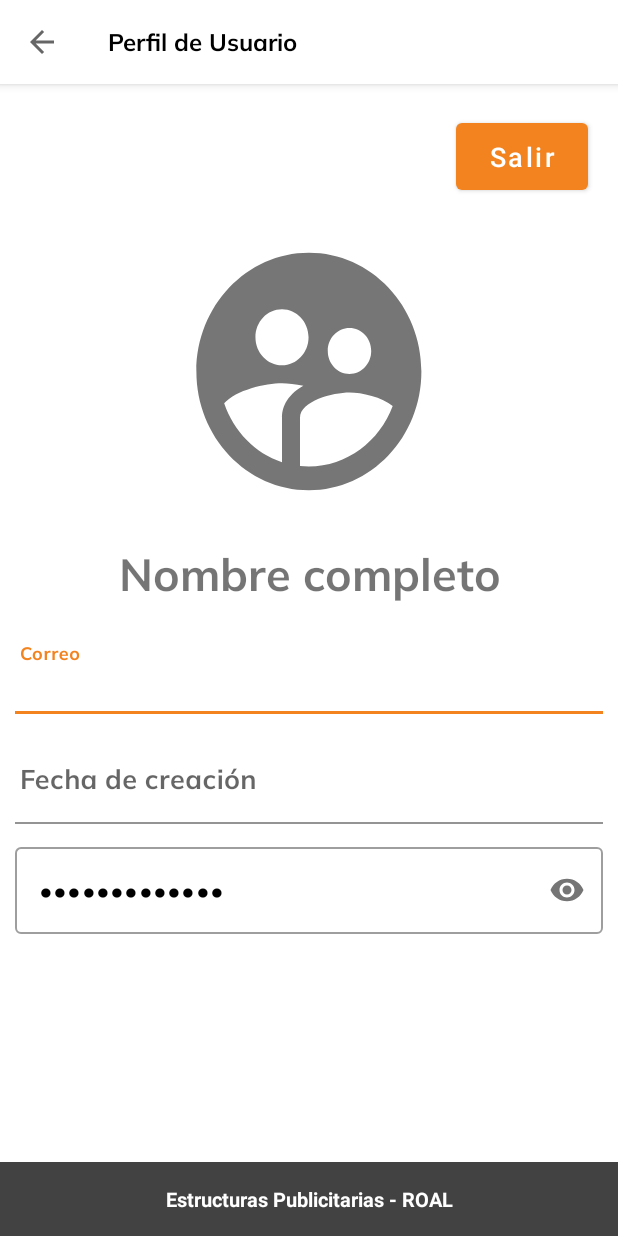
After one commit to PaulGuillen/ROAL-Dev, an Android app: the PerfilActivity screen opened directly, with no data from a screen before it, on a phone screen of 412 x 824 dp. The commit adds this screen. Run offline under Robolectric (Android 15) with nearby library versions, the phone set to English and light mode, and no system bars.

Commit message:
Creating view in PerfilActivity

```diff
--- a/app/src/main/AndroidManifest.xml
+++ b/app/src/main/AndroidManifest.xml
@@ -18,15 +18,23 @@
         android:theme="@style/Theme.ROAL"
         tools:targetApi="31">
         <activity
-            android:name=".view.home_options.CreateWorkerActivity"
+            android:name=".view.perfil_admin.PerfilActivity"
             android:exported="false"
-            android:parentActivityName=".view.home_options.ManagementWorkerActivity">
+            android:parentActivityName=".view.HomeActivity">
             <meta-data
                 android:name="android.app.lib_name"
                 android:value="" />
         </activity>
         <activity
-            android:name=".view.home_options.ManagementWorkerActivity"
+            android:name=".view.management_worker.CreateWorkerActivity"
+            android:exported="false"
+            android:parentActivityName=".view.management_worker.ManagementWorkerActivity">
+            <meta-data
+                android:name="android.app.lib_name"
+                android:value="" />
+        </activity>
+        <activity
+            android:name=".view.management_worker.ManagementWorkerActivity"
             android:exported="false"
             android:parentActivityName=".view.HomeActivity">
             <meta-data
--- a/app/src/main/java/com/example/roal/view/HomeActivity.kt
+++ b/app/src/main/java/com/example/roal/view/HomeActivity.kt
@@ -6,7 +6,8 @@ import android.content.pm.ActivityInfo
 import androidx.appcompat.app.AppCompatActivity
 import android.os.Bundle
 import com.example.roal.databinding.ActivityHomeBinding
-import com.example.roal.view.home_options.ManagementWorkerActivity
+import com.example.roal.view.management_worker.ManagementWorkerActivity
+import com.example.roal.view.perfil_admin.PerfilActivity
 
 @SuppressLint("SourceLockedOrientationActivity")
 class HomeActivity : AppCompatActivity() {
@@ -27,5 +28,10 @@ class HomeActivity : AppCompatActivity() {
             val i = Intent(applicationContext, ManagementWorkerActivity::class.java)
             startActivity(i)
         }
+
+        binding.cardviewPerfil?.setOnClickListener {
+            val i = Intent(applicationContext, PerfilActivity::class.java)
+            startActivity(i)
+        }
     }
 }
--- a/app/src/main/java/com/example/roal/view/home_options/CreateWorkerActivity.kt
+++ b/app/src/main/java/com/example/roal/view/management_worker/CreateWorkerActivity.kt
@@ -1,4 +1,4 @@
-package com.example.roal.view.home_options
+package com.example.roal.view.management_worker
 
 import android.annotation.SuppressLint
 import android.app.Activity
--- a/app/src/main/java/com/example/roal/view/home_options/ManagementWorkerActivity.kt
+++ b/app/src/main/java/com/example/roal/view/management_worker/ManagementWorkerActivity.kt
@@ -1,4 +1,4 @@
-package com.example.roal.view.home_options
+package com.example.roal.view.management_worker
 
 import android.annotation.SuppressLint
 import android.app.Dialog
--- /dev/null
+++ b/app/src/main/java/com/example/roal/view/perfil_admin/PerfilActivity.kt
@@ -0,0 +1,29 @@
+package com.example.roal.view.perfil_admin
+
+import android.annotation.SuppressLint
+import android.content.pm.ActivityInfo
+import androidx.appcompat.app.AppCompatActivity
+import android.os.Bundle
+import androidx.core.content.ContextCompat
+import com.example.roal.R
+import com.example.roal.databinding.ActivityCreateWorkerBinding
+import com.example.roal.databinding.ActivityPerfilBinding
+
+@SuppressLint("SourceLockedOrientationActivity")
+class PerfilActivity : AppCompatActivity() {
+
+    lateinit var binding: ActivityPerfilBinding
+
+    override fun onCreate(savedInstanceState: Bundle?) {
+        super.onCreate(savedInstanceState)
+        requestedOrientation = ActivityInfo.SCREEN_ORIENTATION_PORTRAIT
+        binding = ActivityPerfilBinding.inflate(layoutInflater)
+        setContentView(binding.root)
+
+        binding.include.toolbar.setTitleTextColor(ContextCompat.getColor(this, R.color.black))
+        binding.include.toolbar.setTitleTextAppearance(this, R.style.titulosNavbar)
+        binding.include.toolbar.title = "Perfil de Usuario"
+        setSupportActionBar(binding.include.toolbar)
+        supportActionBar?.setDisplayHomeAsUpEnabled(true)
+    }
+}
--- /dev/null
+++ b/app/src/main/res/drawable/grad.xml
@@ -0,0 +1,8 @@
+<?xml version="1.0" encoding="utf-8"?>
+<shape xmlns:android="http://schemas.android.com/apk/res/android"
+    android:shape="rectangle">
+
+    <gradient android:angle="95"
+        android:endColor="@color/orange_principal"
+        android:startColor="@color/orange_light"/>
+</shape>
--- a/app/src/main/res/layout/activity_management_worker.xml
+++ b/app/src/main/res/layout/activity_management_worker.xml
@@ -5,7 +5,7 @@
     android:layout_width="match_parent"
     android:layout_height="match_parent"
     android:fillViewport="true"
-    tools:context=".view.home_options.ManagementWorkerActivity">
+    tools:context=".view.management_worker.ManagementWorkerActivity">
 
     <androidx.constraintlayout.widget.ConstraintLayout
         android:id="@+id/constraintGeneral"
--- /dev/null
+++ b/app/src/main/res/layout/activity_perfil.xml
@@ -0,0 +1,153 @@
+<?xml version="1.0" encoding="utf-8"?>
+<androidx.core.widget.NestedScrollView xmlns:android="http://schemas.android.com/apk/res/android"
+    xmlns:app="http://schemas.android.com/apk/res-auto"
+    xmlns:tools="http://schemas.android.com/tools"
+    android:layout_width="match_parent"
+    android:layout_height="match_parent"
+    android:fillViewport="true"
+    tools:context=".view.perfil_admin.PerfilActivity">
+
+    <androidx.constraintlayout.widget.ConstraintLayout
+        android:id="@+id/rllay1"
+        android:layout_width="match_parent"
+        android:layout_height="wrap_content"
+        app:layout_constraintEnd_toEndOf="parent"
+        app:layout_constraintStart_toStartOf="parent"
+        app:layout_constraintTop_toTopOf="parent">
+
+        <include
+            android:id="@+id/include"
+            layout="@layout/action_bar"
+            app:layout_constraintEnd_toEndOf="parent"
+            app:layout_constraintStart_toStartOf="parent"
+            app:layout_constraintTop_toTopOf="parent" />
+
+        <Button
+            android:id="@+id/btn_salir"
+            android:layout_width="wrap_content"
+            android:layout_height="wrap_content"
+            android:layout_gravity="center"
+            android:layout_margin="20dp"
+            android:padding="10dp"
+            android:text="Salir"
+            android:textAllCaps="false"
+            android:textSize="18sp"
+            app:layout_constraintEnd_toEndOf="parent"
+            app:layout_constraintTop_toBottomOf="@+id/include" />
+
+        <ImageView
+            android:id="@+id/imageView"
+            android:layout_width="180dp"
+            android:layout_height="190dp"
+            android:layout_margin="20dp"
+            android:background="@drawable/ic_baseline_supervised_user_circle_24"
+            android:contentDescription="@string/todo"
+            app:layout_constraintEnd_toEndOf="parent"
+            app:layout_constraintStart_toStartOf="parent"
+            app:layout_constraintTop_toBottomOf="@+id/btn_salir" />
+
+        <LinearLayout
+            android:layout_width="match_parent"
+            android:layout_height="wrap_content"
+            android:orientation="vertical"
+            android:padding="10dp"
+            app:layout_constraintEnd_toEndOf="parent"
+            app:layout_constraintStart_toStartOf="parent"
+            app:layout_constraintTop_toBottomOf="@+id/imageView">
+
+            <TextView
+                android:id="@+id/text_full_name"
+                android:layout_width="match_parent"
+                android:layout_height="wrap_content"
+                android:padding="10dp"
+                android:text="@string/nombre_completo"
+                android:textAlignment="center"
+                android:fontFamily="@font/mulish_bold"
+                android:textSize="30sp"
+                app:layout_constraintEnd_toEndOf="parent"
+                app:layout_constraintStart_toStartOf="parent"
+                app:layout_constraintTop_toBottomOf="@+id/imageView" />
+
+            <com.google.android.material.textfield.TextInputLayout
+                android:layout_width="match_parent"
+                android:layout_height="wrap_content"
+                android:layout_marginTop="5dp"
+                android:background="@android:color/transparent"
+                app:boxBackgroundColor="@android:color/transparent">
+
+                <com.google.android.material.textfield.TextInputEditText
+                    android:id="@+id/textName"
+                    style="@style/InputTextEditTextStyleRegular"
+                    android:layout_width="match_parent"
+                    android:layout_height="wrap_content"
+                    android:hint="@string/correo"
+                    android:inputType="textPersonName"
+                    android:textSize="18sp" />
+
+            </com.google.android.material.textfield.TextInputLayout>
+
+            <com.google.android.material.textfield.TextInputLayout
+                android:layout_width="match_parent"
+                android:layout_height="wrap_content"
+                android:layout_marginTop="5dp"
+                android:background="@android:color/transparent"
+                android:paddingTop="10dp"
+                app:boxBackgroundColor="@android:color/transparent">
+
+                <com.google.android.material.textfield.TextInputEditText
+                    android:id="@+id/textJoiCreateAccount"
+                    style="@style/InputTextEditTextStyleRegular"
+                    android:layout_width="match_parent"
+                    android:layout_height="wrap_content"
+                    android:hint="@string/fecha_de_creaci_n"
+                    android:inputType="textPersonName"
+                    android:textSize="18sp" />
+
+            </com.google.android.material.textfield.TextInputLayout>
+
+            <com.google.android.material.textfield.TextInputLayout
+                style="@style/Widget.MaterialComponents.TextInputLayout.OutlinedBox"
+                android:layout_width="match_parent"
+                android:layout_height="wrap_content"
+                android:layout_marginTop="10dp"
+                app:layout_constraintStart_toStartOf="parent"
+                app:layout_constraintTop_toTopOf="parent"
+                app:passwordToggleEnabled="true">
+
+                <com.google.android.material.textfield.TextInputEditText
+                    android:id="@+id/text_password"
+                    android:layout_width="match_parent"
+                    android:layout_height="wrap_content"
+                    android:clickable="false"
+                    android:enabled="false"
+                    android:fontFamily="@font/mulish_bold"
+                    android:inputType="textPassword"
+                    android:text="*************"
+                    android:textColor="@color/black"
+                    android:textColorHint="@color/black"
+                    android:textSize="17sp" />
+
+            </com.google.android.material.textfield.TextInputLayout>
+
+
+        </LinearLayout>
+
+        <TextView
+            android:id="@+id/tvName"
+            android:layout_width="match_parent"
+            android:layout_height="wrap_content"
+            android:background="#424242"
+            android:padding="15dp"
+            android:text="@string/ROAL"
+            android:textAlignment="center"
+            android:textColor="@color/white"
+            android:textSize="13sp"
+            android:textStyle="bold"
+            app:layout_constraintBottom_toBottomOf="parent"
+            app:layout_constraintEnd_toEndOf="parent"
+            app:layout_constraintStart_toStartOf="parent" />
+
+
+    </androidx.constraintlayout.widget.ConstraintLayout>
+
+</androidx.core.widget.NestedScrollView>
--- a/app/src/main/res/values/colors.xml
+++ b/app/src/main/res/values/colors.xml
@@ -8,6 +8,7 @@
     <color name="black">#FF000000</color>
     <color name="white">#FFFFFFFF</color>
     <color name="orange_principal">#F2831F</color>
+    <color name="orange_light">#F8BE89</color>
     <color name="color_gray_icons">#6C6C72</color>
     <color name="color_gray_background">#9C9797</color>
     <color name="color_blue_light">#4E7FF3</color>
--- a/app/src/main/res/values/strings.xml
+++ b/app/src/main/res/values/strings.xml
@@ -69,4 +69,5 @@
     <string name="title_delete_data">Eliminar datos</string>
     <string name="subtitle_delete_data">Estas seguro de borrar esta información?</string>
     <string name="successful_delete_data">Información del trabajador borrado</string>
+    <string name="fecha_de_creaci_n">Fecha de creación</string>
 </resources>
```
